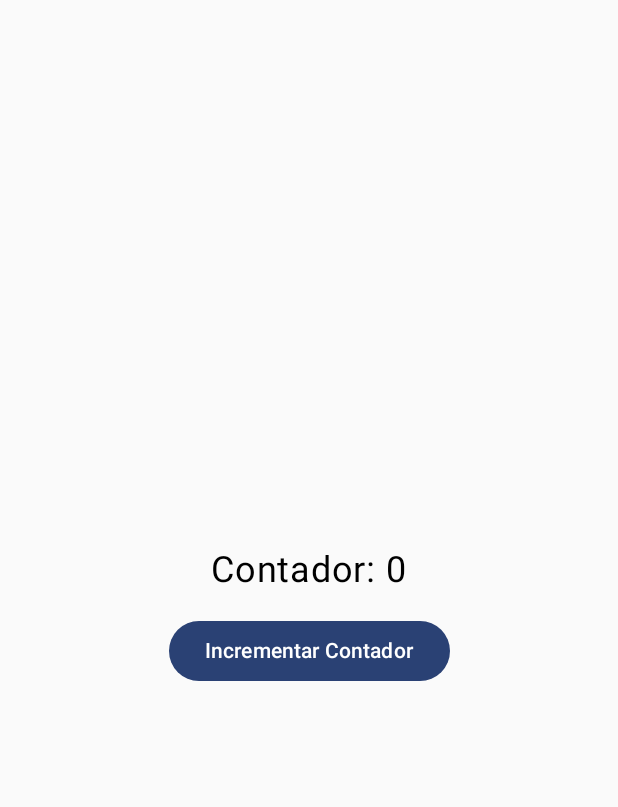
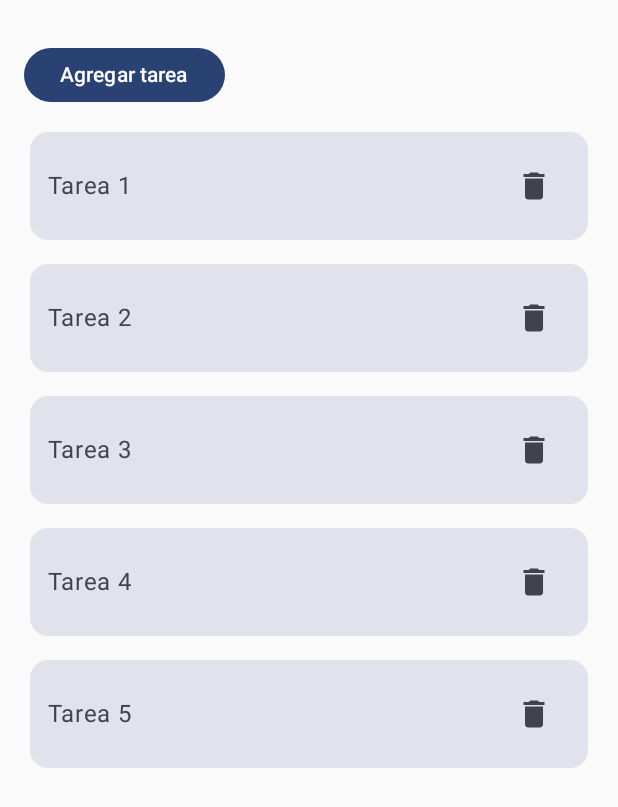
Before and after one commit to oujinniao/CursoJetpackCompose, an Android app built with Jetpack Compose: the screen it shows after launch (MainActivity), on a phone screen of 412 x 824 dp. Shown: the top 807 px of the screen. Run offline under Robolectric (Android 15) with nearby library versions, the phone set to English and light mode, and no system bars.

Commit message:
version de JPC aplicando clave en compose de tareas

```diff
--- a/app/src/main/java/com/example/cursodejetpackcompose/MainActivity.kt
+++ b/app/src/main/java/com/example/cursodejetpackcompose/MainActivity.kt
@@ -15,6 +15,7 @@ import androidx.compose.foundation.layout.height
 import androidx.compose.foundation.layout.padding
 import androidx.compose.foundation.lazy.LazyColumn
 import androidx.compose.foundation.lazy.items
+import androidx.compose.foundation.shape.RoundedCornerShape
 import androidx.compose.material.icons.Icons
 import androidx.compose.material.icons.filled.Delete
 import androidx.compose.material3.Button
@@ -25,17 +26,15 @@ import androidx.compose.material3.IconButton
 import androidx.compose.material3.MaterialTheme
 import androidx.compose.material3.Text
 import androidx.compose.runtime.Composable
-import androidx.compose.runtime.LaunchedEffect
 import androidx.compose.runtime.getValue
-import androidx.compose.runtime.mutableStateListOf
 import androidx.compose.runtime.mutableStateOf
 import androidx.compose.runtime.remember
 import androidx.compose.runtime.setValue
 import androidx.compose.ui.Alignment
 import androidx.compose.ui.Modifier
 import androidx.compose.ui.unit.dp
-import androidx.compose.ui.unit.sp
 import com.example.cursodejetpackcompose.ui.theme.CursoDeJetpackComposeTheme
+import java.util.UUID
 
 
 class MainActivity : ComponentActivity() {
@@ -52,114 +51,116 @@ class MainActivity : ComponentActivity() {
                 //CounterScreen()
                 //MyDerivedState()
                 //MyMutableStateListOf()
-                CounterCicleDeVida()
+                //CounterCicleDeVida()
+                ListaDeTareasScreen()
 
             }
         }
     }
 
+    data class Tarea(val id: String, val descripcion: String)
+
+    fun ListaInicialDeTareas(): List<Tarea> {
+
+        return listOf(
+            Tarea(id = UUID.randomUUID().toString(), descripcion = "Tarea 1"),
+            Tarea(id = UUID.randomUUID().toString(), descripcion = "Tarea 2"),
+            Tarea(id = UUID.randomUUID().toString(), descripcion = "Tarea 3"),
+            Tarea(id = UUID.randomUUID().toString(), descripcion = "Tarea 4"),
+            Tarea(id = UUID.randomUUID().toString(), descripcion = "Tarea 5")
+        )
+    }
+
     @Composable
-    fun CounterCicleDeVida() {
+    fun ListaDeTareasScreen() {
 
-        var counter by remember {mutableStateOf(0)}
-
-        LaunchedEffect(Unit) {
-
-            println("Componente creado por primera vez")
-
-        }
-        println("Recomposición en proceso")
+        var tareas by remember { mutableStateOf(ListaInicialDeTareas()) }
 
         Column(
-            modifier=Modifier.fillMaxSize(),
-            horizontalAlignment=Alignment.CenterHorizontally,
-            verticalArrangement=Arrangement.Center
+            modifier = Modifier
+                .fillMaxSize()
+                .padding(16.dp)
 
-        ){
-            Text(
-                text="Contador: $counter",
-                fontSize=24.sp)
-            Spacer(modifier=Modifier.height(16.dp))
+        ) {
+            Spacer(modifier = Modifier.height(16.dp))
+            Button(
+                onClick = {
+                    tareas = tareas + Tarea(
+                        id = UUID.randomUUID().toString(),
+                        descripcion = "nueva tarea"
+                    )
+                },
+                modifier = Modifier.height(36.dp)
+            ) {
 
-                Button(
-                    onClick={counter++}
-                ){
-                Text(
-                    text="Incrementar Contador"
-                )
+                Text(text = "Agregar tarea")
 
             }
+            Spacer(modifier = Modifier.height(16.dp))
 
+            LazyColumn(
+                modifier = Modifier.weight(1f),
+                verticalArrangement = Arrangement.spacedBy(8.dp)
+            ) {
+                items(tareas, key = { it.id }) { tarea ->
 
+                    TareaItem(
+                        tarea = tarea,
+                        onEliminar = {tareaEliminar ->
+                        tareas = tareas.filter { it.id != tareaEliminar.id }
+                    }
+                    )
 
+                }
 
+            }
 
         }
 
     }
 
+    @Composable
+    fun TareaItem(tarea: Tarea, onEliminar: (Tarea) -> Unit) {
+        Card(
+            modifier = Modifier
+                .fillMaxWidth()
+                .padding(4.dp),
+            colors =  CardDefaults.cardColors(
+                containerColor = MaterialTheme.colorScheme.surfaceVariant
+            ),
+            shape = RoundedCornerShape(12.dp)
+        ){
+            Row(
+                modifier = Modifier
+                    .fillMaxWidth()
+                    .padding(12.dp),
+                verticalAlignment = Alignment.CenterVertically,
+                horizontalArrangement = Arrangement.SpaceBetween
 
 
+            ){
+                Text(
+
+                    text =tarea.descripcion,
+                    style = MaterialTheme.typography.bodyLarge,
+                    modifier = Modifier.weight(1f)
+
+                )
+                IconButton(
+                    onClick = {onEliminar(tarea)}
 
 
+                ){
 
+                    Icon(
+                        imageVector = Icons.Default.Delete,
+                        contentDescription = "Eliminar tarea"
 
+                    )
 
-}
-
-
-
-
-@Composable
-fun MyMutableStateListOf() {
-    val itemsList = remember {
-        mutableStateListOf(
-            "Item 1", "Item 2", "Item 3"
-        )
-    }
-
-    Column(
-        modifier = Modifier.fillMaxSize()
-            .padding(16.dp),
-        verticalArrangement = Arrangement.Center,
-        horizontalAlignment = Alignment.CenterHorizontally
-
-    ) {
-        Button(
-            onClick = { itemsList.add("New Item ${itemsList.size + 1}") }
-
-        ) {
-
-            Text(text = "Add Item")
-        }
-        Spacer(modifier = Modifier.height(16.dp))
-        LazyColumn {
-            items(itemsList) { item ->
-                Card(
-                    modifier = Modifier
-                        .fillMaxWidth()
-                        .padding(vertical = 4.dp),
-                    elevation = CardDefaults.cardElevation(defaultElevation = 8.dp)
-                ) {
-                    Row(
-                        modifier = Modifier
-                            .padding(16.dp),
-                        horizontalArrangement = Arrangement.SpaceBetween,
-
-                        ) {
-
-                        Text(item,
-                            style = MaterialTheme.typography.bodyLarge)
-
-                        IconButton(
-                            onClick = { itemsList.remove(item) }
-                        ) {
-                            Icon(Icons.Default.Delete,
-                                contentDescription = "Delete")
-                        }
-                    }
                 }
             }
+
         }
     }
 }
```
